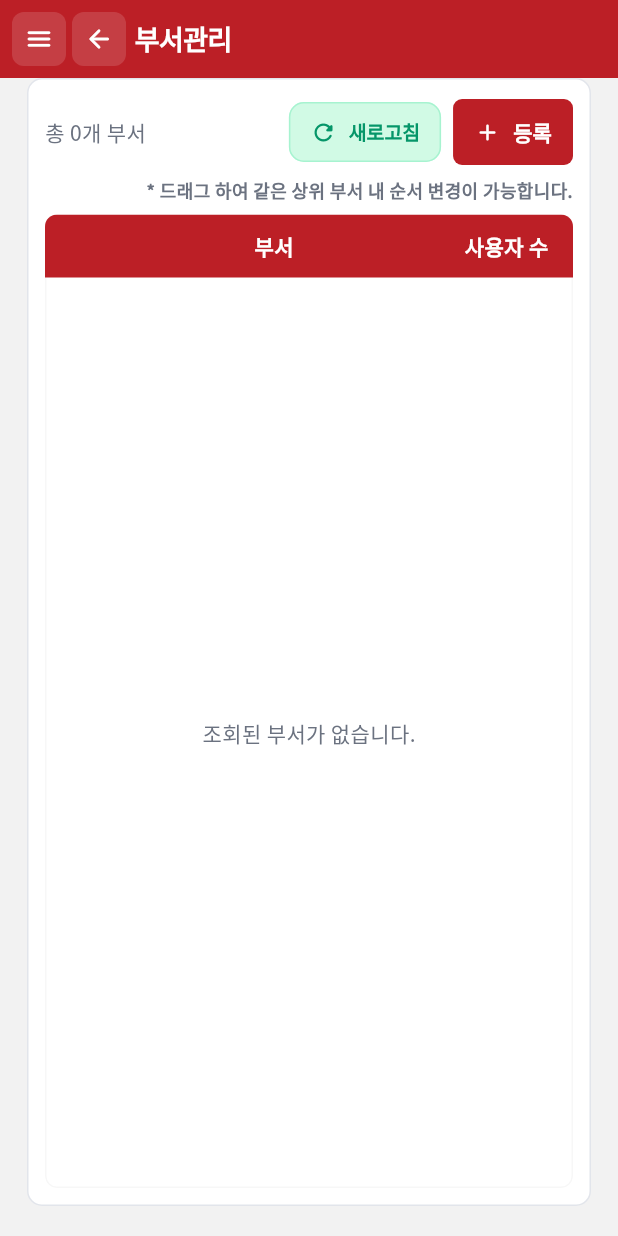
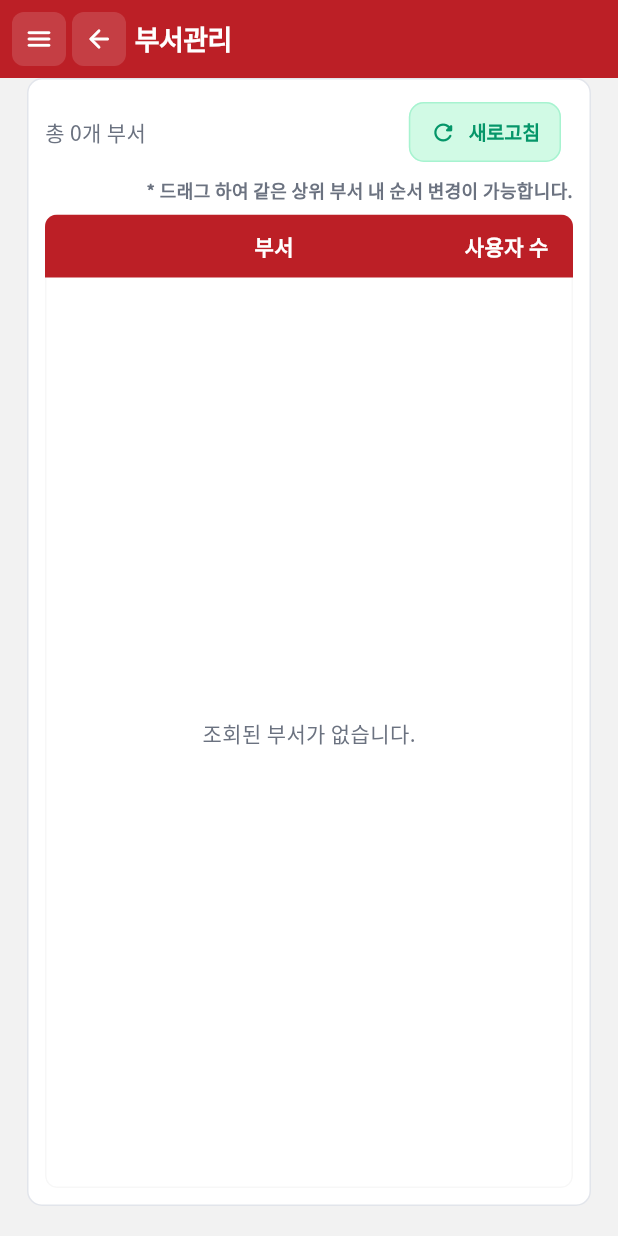
Before and after one commit to Yeokjeonfnc/internal-system, a Flutter app: the DepartmentView screen opened by its route, on a phone screen of 412 x 824 dp. Run offline on Flutter 3.47's test engine with Material 3 defaults, Android fonts, the phone set to English and light mode, and no system bars; our stand-ins replace dio, flutter_riverpod, go_router, google_fonts, shared_preferences, signature and 1 more; missing offline and left inert: dart:html, dart:ui_web, webview_windows; accounts and stored records are empty; network calls fail.

Commit message:
ios 세팅

```diff
--- a/app_flutter/lib/core/theme/app_dimensions.dart
+++ b/app_flutter/lib/core/theme/app_dimensions.dart
@@ -31,6 +31,6 @@ class AppDimensions {
   static const double tableRadius = 8;
 
   /// ERP 목록 테이블 셀 안쪽 여백.
-  static const double tableCellPaddingH = 2;
+  static const double tableCellPaddingH = 5;
   static const double tableCellPaddingV = 6;
 }
--- a/app_flutter/lib/pages/master/mst002/mst002_view.dart
+++ b/app_flutter/lib/pages/master/mst002/mst002_view.dart
@@ -262,11 +262,11 @@ class _DepartmentViewState extends State<DepartmentView> {
                           ),
                         ),
                         const SizedBox(width: 8),
-                        RegisterButton(
-                          onPressed: () {
-                            _showSnackBar('부서 등록 화면은 추후 연동 예정입니다.');
-                          },
-                        ),
+                        // RegisterButton(
+                        //   onPressed: () {
+                        //     _showSnackBar('부서 등록 화면은 추후 연동 예정입니다.');
+                        //   },
+                        // ),
                       ],
                     ),
                     const SizedBox(height: 6),
```
Also changed, not shown: 3 other files.
